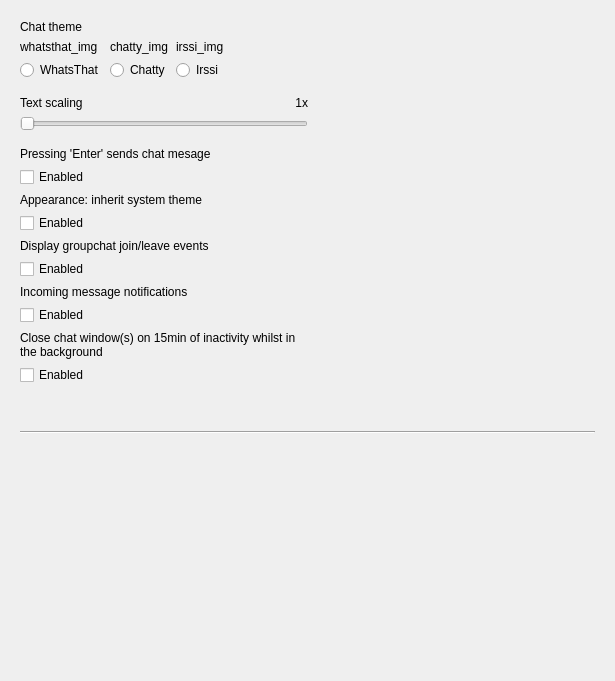
Qt form src/settings.ui (maemo-leste/conversations) before a commit.
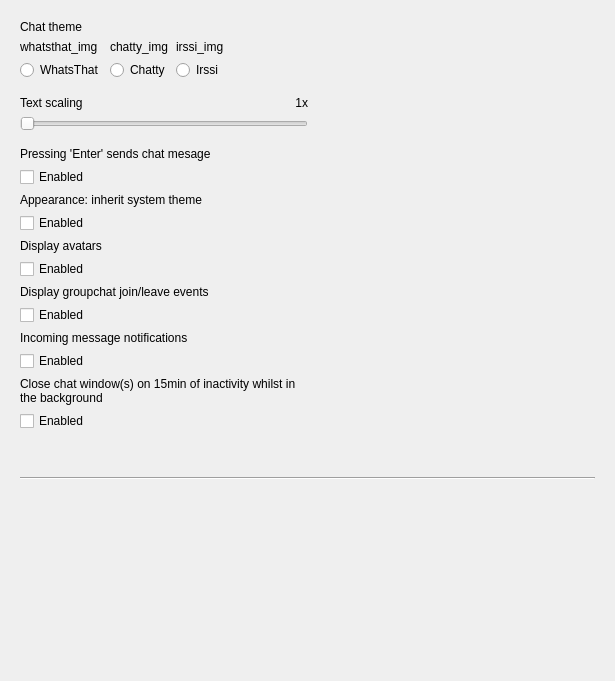
The same form after that commit. Icons and pictures are not drawn.

Diff of the .ui file:
```diff
--- a/src/settings.ui
+++ b/src/settings.ui
@@ -264,6 +264,20 @@
               </property>
              </widget>
             </item>
+            <item>
+             <widget class="QLabel" name="label_7">
+              <property name="text">
+               <string>Display avatars</string>
+              </property>
+             </widget>
+            </item>
+            <item>
+             <widget class="QCheckBox" name="checkBox_enableDisplayAvatars">
+              <property name="text">
+               <string>Enabled</string>
+              </property>
+             </widget>
+            </item>
             <item>
              <widget class="QLabel" name="label_6">
               <property name="text">
```
